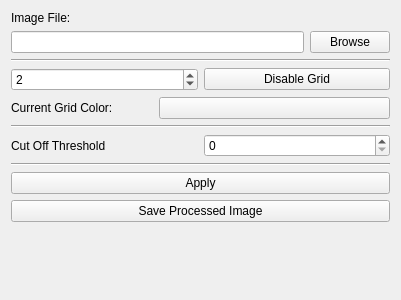
Before: the Qt Designer form ui/MenuWidget.ui in koalas11/mcs-project-2, drawn with Qt 5.
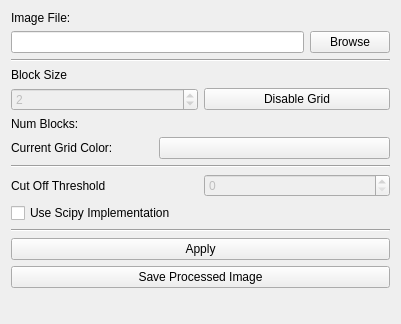
After: the same form once the commit is applied.

What changed in the file:
```diff
--- a/ui/MenuWidget.ui
+++ b/ui/MenuWidget.ui
@@ -7,7 +7,7 @@
     <x>0</x>
     <y>0</y>
     <width>401</width>
-    <height>300</height>
+    <height>324</height>
    </rect>
   </property>
   <property name="windowTitle">
@@ -48,6 +48,13 @@
      </property>
     </widget>
    </item>
+   <item>
+    <widget class="QLabel" name="BlockSizeLabel">
+     <property name="text">
+      <string>Block Size</string>
+     </property>
+    </widget>
+   </item>
    <item>
     <layout class="QHBoxLayout" name="GridLayout">
      <property name="topMargin">
@@ -55,6 +62,9 @@
      </property>
      <item>
       <widget class="QSpinBox" name="GridSizeSpinBox">
+       <property name="enabled">
+        <bool>false</bool>
+       </property>
        <property name="minimum">
         <number>1</number>
        </property>
@@ -75,6 +85,33 @@
      </item>
     </layout>
    </item>
+   <item>
+    <layout class="QHBoxLayout" name="NumBlocksLayout">
+     <property name="topMargin">
+      <number>0</number>
+     </property>
+     <item>
+      <widget class="QLabel" name="NumBlocksLabel">
+       <property name="sizePolicy">
+        <sizepolicy hsizetype="Maximum" vsizetype="Preferred">
+         <horstretch>0</horstretch>
+         <verstretch>0</verstretch>
+        </sizepolicy>
+       </property>
+       <property name="text">
+        <string>Num Blocks:</string>
+       </property>
+      </widget>
+     </item>
+     <item>
+      <widget class="QLabel" name="NumBlocksValue">
+       <property name="text">
+        <string/>
+       </property>
+      </widget>
+     </item>
+    </layout>
+   </item>
    <item>
     <layout class="QHBoxLayout" name="GridColorLayout">
      <property name="topMargin">
@@ -139,6 +176,9 @@
      </item>
      <item>
       <widget class="QSpinBox" name="CutOffThresholdSpinBox">
+       <property name="enabled">
+        <bool>false</bool>
+       </property>
        <property name="maximum">
         <number>100</number>
        </property>
@@ -146,6 +186,13 @@
      </item>
     </layout>
    </item>
+   <item>
+    <widget class="QCheckBox" name="ScipyImplCheckBox">
+     <property name="text">
+      <string>Use Scipy Implementation</string>
+     </property>
+    </widget>
+   </item>
    <item>
     <widget class="Line" name="line_2">
      <property name="orientation">
```
